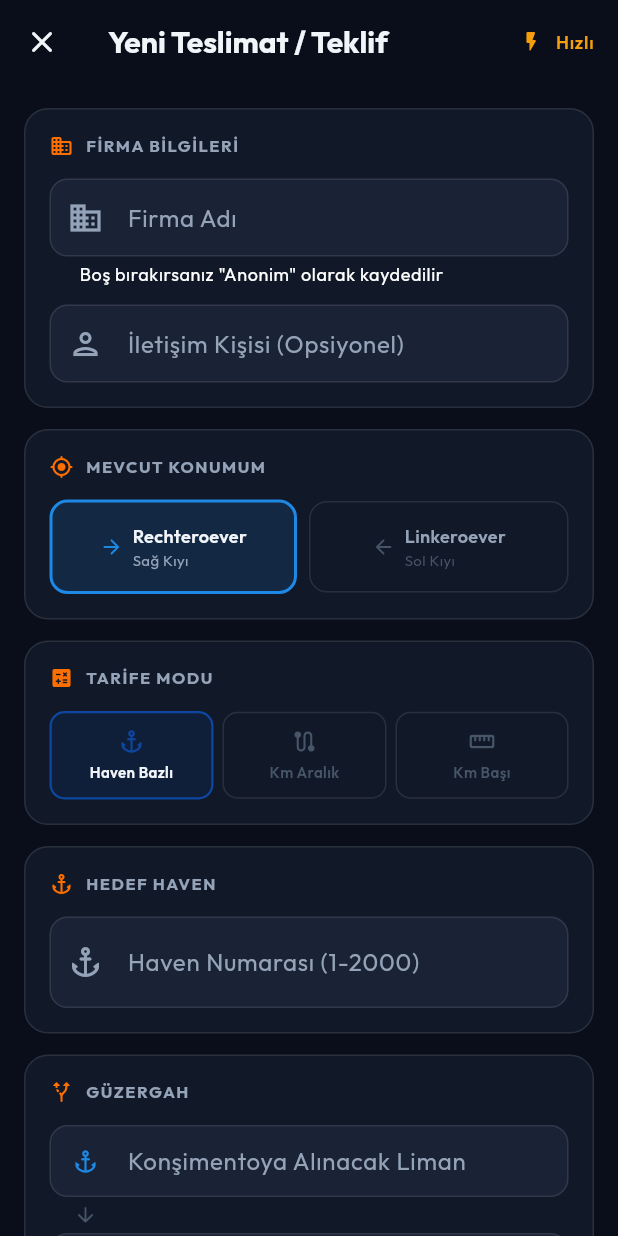
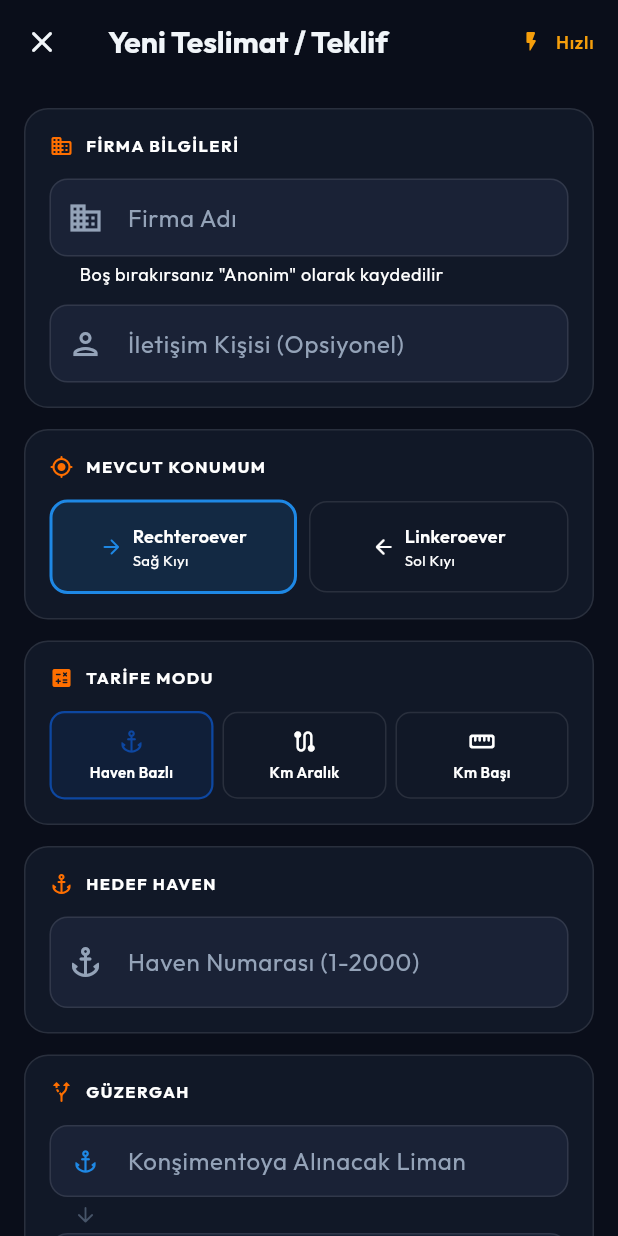
Before and after one commit to berkyksel/delivery-system, a Flutter app: the NewDeliveryScreen screen opened by its route, on a phone screen of 412 x 824 dp. Run offline on Flutter 3.47's test engine with Material 3 defaults, Android fonts, the phone set to English and light mode, and no system bars; drawn by our look-alikes of flutter_animate; our stand-ins replace cloud_firestore, flutter_riverpod, go_router, google_fonts, pdf, printing and 2 more; accounts and stored records are empty.

Commit message:
feat: implement core app UI screens including dashboard, delivery, and user profiles

```diff
--- a/lib/presentation/screens/delivery/new_delivery_screen.dart
+++ b/lib/presentation/screens/delivery/new_delivery_screen.dart
@@ -223,11 +223,12 @@ class _NewDeliveryScreenState extends ConsumerState<NewDeliveryScreen>
 
   @override
   Widget build(BuildContext context) {
+    final theme = Theme.of(context);
     return Scaffold(
-      backgroundColor: AppColors.bgDark,
+      backgroundColor: theme.scaffoldBackgroundColor,
       appBar: AppBar(
         title: const Text('Yeni Teslimat / Teklif'),
-        backgroundColor: AppColors.bgDark,
+        backgroundColor: theme.scaffoldBackgroundColor,
         leading: IconButton(
           icon: const Icon(Icons.close_rounded),
           onPressed: () => context.pop(),
@@ -532,8 +533,13 @@ class _NewDeliveryScreenState extends ConsumerState<NewDeliveryScreen>
     );
   }
 
-  // ── Kıyı Seçici ────────────────────────────────────────────────────────────
+  // ── Kıyı Seçici ────────────────────────────────────────────────────────
   Widget _buildSideSelector() {
+    final theme = Theme.of(context);
+    final isDark = theme.brightness == Brightness.dark;
+    final borderColor = isDark
+        ? Colors.white.withValues(alpha: 0.1)
+        : Colors.black.withValues(alpha: 0.12);
     return Row(
       children: PortSide.values
           .map((side) => Expanded(
@@ -561,7 +567,7 @@ class _NewDeliveryScreenState extends ConsumerState<NewDeliveryScreen>
                             ? (side == PortSide.rechteroever
                                 ? AppColors.rechteroever
                                 : AppColors.linkeroever)
-                            : AppColors.glassBorder,
+                            : borderColor,
                         width: _driverSide == side ? 2 : 1,
                       ),
                     ),
@@ -577,7 +583,7 @@ class _NewDeliveryScreenState extends ConsumerState<NewDeliveryScreen>
                               ? (side == PortSide.rechteroever
                                   ? AppColors.rechteroever
                                   : AppColors.linkeroever)
-                              : AppColors.textMuted,
+                              : theme.colorScheme.onSurfaceVariant,
                         ),
                         const SizedBox(width: 6),
                         Column(
@@ -589,17 +595,15 @@ class _NewDeliveryScreenState extends ConsumerState<NewDeliveryScreen>
                                 fontSize: 12,
                                 fontWeight: FontWeight.w600,
                                 color: _driverSide == side
-                                    ? AppColors.textPrimary
-                                    : AppColors.textSecondary,
+                                    ? theme.colorScheme.onSurface
+                                    : theme.colorScheme.onSurfaceVariant,
                               ),
                             ),
                             Text(
                               side.turkishName,
                               style: TextStyle(
                                 fontSize: 10,
-                                color: _driverSide == side
-                                    ? AppColors.textSecondary
-                                    : AppColors.textMuted,
+                                color: theme.colorScheme.onSurfaceVariant,
                               ),
                             ),
                           ],
@@ -613,8 +617,13 @@ class _NewDeliveryScreenState extends ConsumerState<NewDeliveryScreen>
     );
   }
 
-  // ── Tarife Modu Seçici ─────────────────────────────────────────────────────
+  // ── Tarife Modu Seçici ──────────────────────────────────────────────────
   Widget _buildTariffModeSelector() {
+    final theme = Theme.of(context);
+    final isDark = theme.brightness == Brightness.dark;
+    final borderColor = isDark
+        ? Colors.white.withValues(alpha: 0.1)
+        : Colors.black.withValues(alpha: 0.12);
     final modes = [
       (TariffMode.havenBased, 'Haven Bazlı', Icons.anchor_rounded),
       (TariffMode.kmZone, 'Km Aralık', Icons.route_rounded),
@@ -644,7 +653,7 @@ class _NewDeliveryScreenState extends ConsumerState<NewDeliveryScreen>
                         border: Border.all(
                           color: _tariffMode == m.$1
                               ? AppColors.primary
-                              : AppColors.glassBorder,
+                              : borderColor,
                           width: _tariffMode == m.$1 ? 1.5 : 1,
                         ),
                       ),
@@ -655,7 +664,7 @@ class _NewDeliveryScreenState extends ConsumerState<NewDeliveryScreen>
                             size: 18,
                             color: _tariffMode == m.$1
                                 ? AppColors.primary
-                                : AppColors.textMuted,
+                                : theme.colorScheme.onSurfaceVariant,
                           ),
                           const SizedBox(height: 4),
                           Text(
@@ -664,8 +673,8 @@ class _NewDeliveryScreenState extends ConsumerState<NewDeliveryScreen>
                               fontSize: 10,
                               fontWeight: FontWeight.w600,
                               color: _tariffMode == m.$1
-                                  ? AppColors.textPrimary
-                                  : AppColors.textMuted,
+                                  ? theme.colorScheme.onSurface
+                                  : theme.colorScheme.onSurfaceVariant,
                             ),
                             textAlign: TextAlign.center,
                           ),
@@ -679,26 +688,26 @@ class _NewDeliveryScreenState extends ConsumerState<NewDeliveryScreen>
     );
   }
 
-  // ── TIR Seçici ─────────────────────────────────────────────────────────────
+  // ── TIR Seçici ────────────────────────────────────────────────────────────
   Widget _buildTruckSelector() {
+    final theme = Theme.of(context);
     return Column(
       crossAxisAlignment: CrossAxisAlignment.start,
       children: [
         DropdownButtonFormField<TruckModel>(
           value: _selectedTruck,
-          dropdownColor: AppColors.bgCard,
-          style: const TextStyle(color: AppColors.textPrimary, fontSize: 14),
+          dropdownColor: theme.colorScheme.surface,
+          style: TextStyle(color: theme.colorScheme.onSurface, fontSize: 14),
           decoration: const InputDecoration(
             labelText: 'TIR Modeli Seçin',
-            prefixIcon:
-                Icon(Icons.local_shipping_rounded),
+            prefixIcon: Icon(Icons.local_shipping_rounded),
             helperText: 'Seçilirse tahmini yakıt tüketimi hesaplanır',
           ),
           items: [
-            const DropdownMenuItem(
+            DropdownMenuItem(
               value: null,
               child: Text('— Seçilmedi —',
-                  style: TextStyle(color: AppColors.textMuted)),
+                  style: TextStyle(color: theme.colorScheme.onSurfaceVariant)),
             ),
             ...TruckCatalog.models.map(
               (truck) => DropdownMenuItem(
@@ -709,14 +718,14 @@ class _NewDeliveryScreenState extends ConsumerState<NewDeliveryScreen>
                   children: [
                     Text(
                       truck.fullName,
-                      style: const TextStyle(
-                          color: AppColors.textPrimary,
+                      style: TextStyle(
+                          color: theme.colorScheme.onSurface,
                           fontWeight: FontWeight.w600),
                     ),
                     Text(
                       '${truck.fuelConsumptionPer100km} L/100km · ${truck.axleConfig}',
-                      style: const TextStyle(
-                          color: AppColors.textMuted, fontSize: 11),
+                      style: TextStyle(
+                          color: theme.colorScheme.onSurfaceVariant, fontSize: 11),
                     ),
                   ],
                 ),
@@ -737,6 +746,11 @@ class _NewDeliveryScreenState extends ConsumerState<NewDeliveryScreen>
   }
 
   Widget _buildTruckInfoCard(TruckModel truck) {
+    final theme = Theme.of(context);
+    final isDark = theme.brightness == Brightness.dark;
+    final borderColor = isDark
+        ? Colors.white.withValues(alpha: 0.1)
+        : Colors.black.withValues(alpha: 0.08);
     final distanceKm =
         double.tryParse(_distanceKmCtrl.text.replaceAll(',', '.')) ?? 0;
     final estimatedFuel =
@@ -745,9 +759,9 @@ class _NewDeliveryScreenState extends ConsumerState<NewDeliveryScreen>
     return Container(
       padding: const EdgeInsets.all(12),
       decoration: BoxDecoration(
-        color: const Color(0xFF1A2236),
+        color: theme.colorScheme.surface,
         borderRadius: BorderRadius.circular(10),
-        border: Border.all(color: AppColors.glassBorder),
+        border: Border.all(color: borderColor),
       ),
       child: Row(
         children: [
@@ -767,8 +781,8 @@ class _NewDeliveryScreenState extends ConsumerState<NewDeliveryScreen>
               children: [
                 Text(
                   truck.displayName,
-                  style: const TextStyle(
-                    color: AppColors.textPrimary,
+                  style: TextStyle(
+                    color: theme.colorScheme.onSurface,
                     fontWeight: FontWeight.w600,
                     fontSize: 13,
                   ),
@@ -776,8 +790,8 @@ class _NewDeliveryScreenState extends ConsumerState<NewDeliveryScreen>
                 const SizedBox(height: 2),
                 Text(
                   'Tank: ${truck.tankCapacityLiters.toStringAsFixed(0)} L  |  Tüketim: ${truck.fuelConsumptionPer100km} L/100km',
-                  style: const TextStyle(
-                      color: AppColors.textSecondary, fontSize: 11),
+                  style: TextStyle(
+                      color: theme.colorScheme.onSurfaceVariant, fontSize: 11),
                 ),
                 if (estimatedFuel != null) ...[
                   const SizedBox(height: 2),
@@ -939,7 +953,7 @@ class _NewDeliveryScreenState extends ConsumerState<NewDeliveryScreen>
                   : Colors.transparent,
               borderRadius: BorderRadius.circular(20),
               border: Border.all(
-                color: isSelected ? AppColors.primary : AppColors.glassBorder,
+                color: isSelected ? AppColors.primary : (Theme.of(context).brightness == Brightness.dark ? Colors.white.withValues(alpha: 0.1) : Colors.black.withValues(alpha: 0.12)),
                 width: isSelected ? 1.5 : 1,
               ),
             ),
@@ -952,8 +966,8 @@ class _NewDeliveryScreenState extends ConsumerState<NewDeliveryScreen>
                   lang.label,
                   style: TextStyle(
                     color: isSelected
-                        ? AppColors.textPrimary
-                        : AppColors.textSecondary,
+                        ? Theme.of(context).colorScheme.onSurface
+                        : Theme.of(context).colorScheme.onSurfaceVariant,
                     fontSize: 12,
                     fontWeight:
                         isSelected ? FontWeight.w600 : FontWeight.w400,
@@ -977,11 +991,11 @@ class _NewDeliveryScreenState extends ConsumerState<NewDeliveryScreen>
   }) {
     return TextFormField(
       controller: controller,
-      style: const TextStyle(color: AppColors.textPrimary, fontSize: 13),
+      style: TextStyle(color: Theme.of(context).colorScheme.onSurface, fontSize: 13),
       decoration: InputDecoration(
         labelText: label,
         hintText: hint,
-        hintStyle: TextStyle(color: AppColors.textMuted, fontSize: 11),
+        hintStyle: TextStyle(color: Theme.of(context).colorScheme.onSurfaceVariant, fontSize: 11),
         prefixIcon: Icon(icon, color: color, size: 18),
         contentPadding:
             const EdgeInsets.symmetric(horizontal: 12, vertical: 10),
@@ -999,12 +1013,17 @@ class _NewDeliveryScreenState extends ConsumerState<NewDeliveryScreen>
 
   // ── Section Builder ────────────────────────────────────────────────────────
   Widget _buildSection(String title, IconData icon, List<Widget> children) {
+    final theme = Theme.of(context);
+    final isDark = theme.brightness == Brightness.dark;
+    final borderColor = isDark
+        ? Colors.white.withValues(alpha: 0.1)
+        : Colors.black.withValues(alpha: 0.08);
     return Container(
       padding: const EdgeInsets.all(16),
       decoration: BoxDecoration(
-        color: AppColors.bgCard,
+        color: theme.colorScheme.surface,
         borderRadius: BorderRadius.circular(16),
-        border: Border.all(color: AppColors.glassBorder),
+        border: Border.all(color: borderColor),
       ),
       child: Column(
         crossAxisAlignment: CrossAxisAlignment.start,
@@ -1015,10 +1034,10 @@ class _NewDeliveryScreenState extends ConsumerState<NewDeliveryScreen>
               const SizedBox(width: 8),
               Text(
                 title,
-                style: const TextStyle(
+                style: TextStyle(
                   fontSize: 11,
                   fontWeight: FontWeight.w700,
-                  color: AppColors.textSecondary,
+                  color: theme.colorScheme.onSurfaceVariant,
                   letterSpacing: 1.0,
                 ),
               ),
--- a/lib/presentation/screens/profile/profile_screen.dart
+++ b/lib/presentation/screens/profile/profile_screen.dart
@@ -84,9 +84,11 @@ class _ProfileScreenState extends ConsumerState<ProfileScreen> {
       backgroundColor: theme.scaffoldBackgroundColor,
       flexibleSpace: FlexibleSpaceBar(
         background: Container(
-          decoration: const BoxDecoration(
+          decoration: BoxDecoration(
             gradient: LinearGradient(
-              colors: [Color(0xFF0D47A1), Color(0xFF0A0E1A)],
+              colors: isDark
+                  ? const [Color(0xFF0D47A1), Color(0xFF0A0E1A)]
+                  : const [Color(0xFF1565C0), Color(0xFF42A5F5)],
               begin: Alignment.topCenter,
               end: Alignment.bottomCenter,
             ),
```
Also changed, not shown: lib/presentation/screens/auth/login_screen.dart (+50 -30 lines), lib/presentation/screens/history/history_screen.dart (+6 -2 lines), lib/presentation/screens/home/home_screen.dart (+6 -2 lines), lib/presentation/screens/tariff/tariff_screen.dart (+21 -21 lines).
